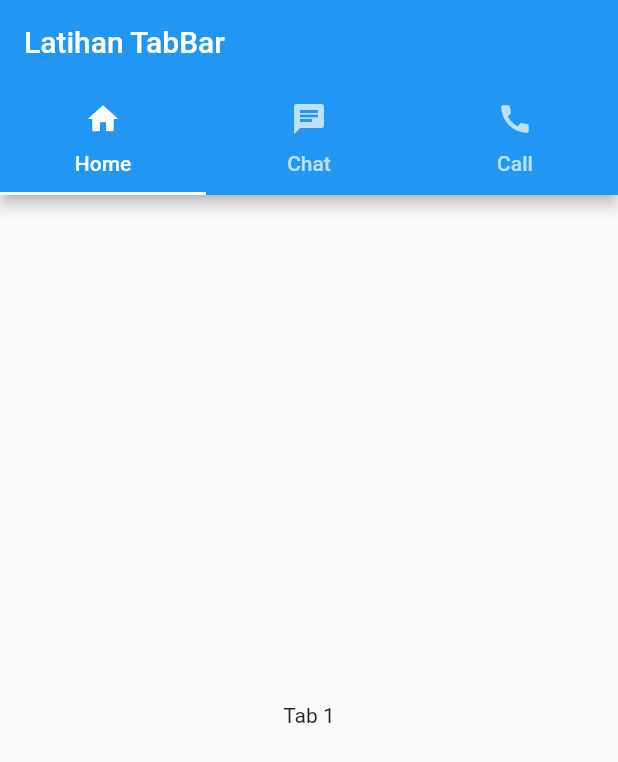
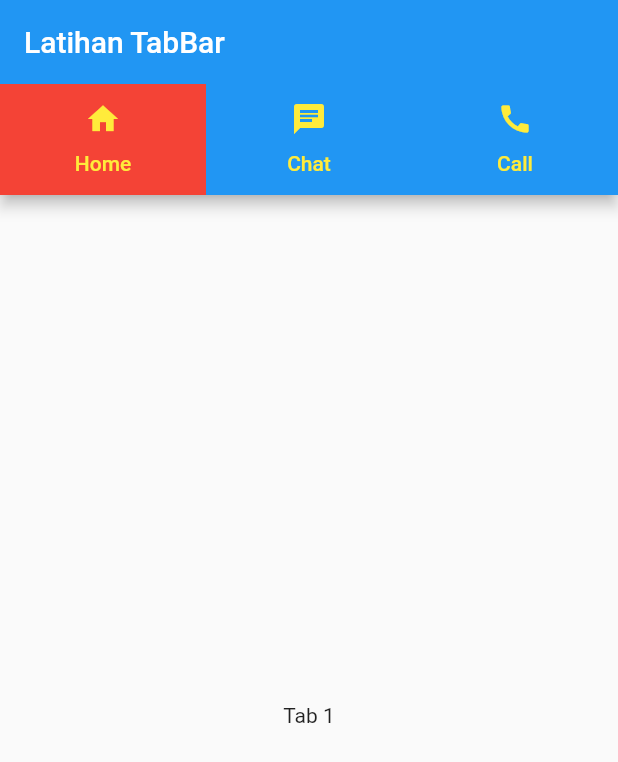
Before and after one commit to askaerlangga/belajar_flutter_dasar, a Flutter app: the screen it shows after launch, on a phone screen of 412 x 824 dp. Shown: the top 762 px of the screen. Run offline on Flutter 3.47's test engine with Material 2 defaults, Android fonts, the phone set to English and light mode, and no system bars.

Commit message:
TabBar Indicator

```diff
--- a/lib/main.dart
+++ b/lib/main.dart
@@ -15,7 +15,15 @@ class MyApp extends StatelessWidget {
         child: Scaffold(
           appBar: AppBar(
             title: const Text('Latihan TabBar'),
-            bottom: const TabBar(tabs: [
+            bottom: const TabBar(
+                indicator: BoxDecoration(color: Colors.red),
+                // indicatorSize: TabBarIndicatorSize.label,
+                // indicatorWeight: 50,
+                indicatorColor: Colors.purple,
+                // indicatorPadding: EdgeInsets.all(10),
+                labelColor: Colors.yellow,
+                unselectedLabelColor: Colors.yellow,
+                tabs: [
                   Tab(
                     icon: Icon(Icons.home),
                     text: 'Home',
```
Lines whose indentation alone changed are shown as unchanged.
